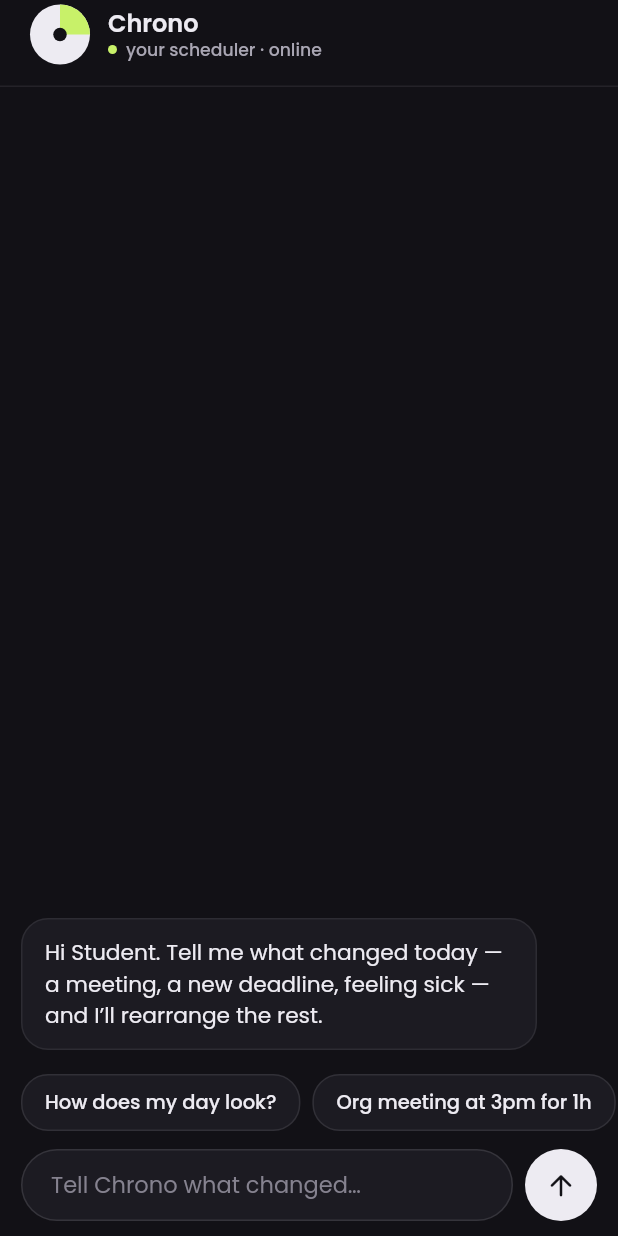
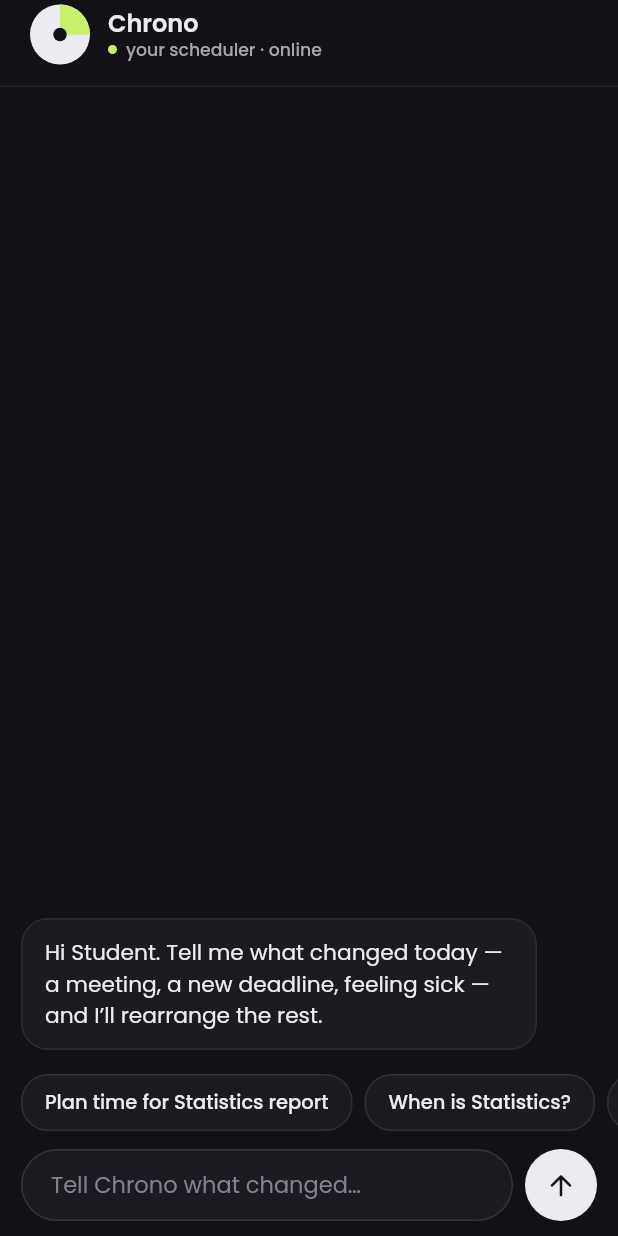
Before and after one commit to julyanvalenth/Chrono, a Flutter app: the ChatScreen widget shown alone on an empty page, opened directly, on a phone screen of 412 x 824 dp. Run offline on Flutter 3.47's test engine with Material 3 defaults, Android fonts, the phone set to English and light mode, and no system bars; our stand-ins replace google_fonts, image_picker, shared_preferences; accounts and stored records are empty.

Commit message:
feat: build shortcut prompts from schedule and preferences

```diff
--- /dev/null
+++ b/lib/logic/suggestions.dart
@@ -0,0 +1,57 @@
+import '../data/models.dart';
+import 'time_utils.dart';
+
+/// Shortcut prompts built from what is actually on the user's calendar right
+/// now, plus their saved preferences. Shared by Home and Chat so both pages
+/// offer the same relevant actions instead of a fixed demo list.
+List<String> suggestPrompts({
+  required List<Block> blocks,
+  required List<Deadline> deadlines,
+  required String focusWindow,
+  required String bedtime,
+  required int day,
+  required int now,
+}) {
+  final out = <String>[];
+  final todays = dayBlocks(blocks, day);
+
+  final classesLeft = todays.where((b) => b.kind == Kind.lecture && b.end > now).toList();
+  final flexible = todays.where((b) => b.kind.flexible && !b.done && b.end > now).toList();
+  final openDeadlines = deadlines.where((d) => !d.done).toList()
+    ..sort((a, b) {
+      if (a.urgent != b.urgent) return a.urgent ? -1 : 1;
+      return (a.estimate - a.planned).compareTo(b.estimate - b.planned);
+    });
+
+  // Work that is still short of its estimate is the most useful thing to offer.
+  final behind = openDeadlines.where((d) => d.planned < d.estimate).toList();
+  if (behind.isNotEmpty) out.add('Plan time for ${behind.first.title}');
+
+  if (classesLeft.isNotEmpty) {
+    final next = classesLeft.first;
+    out.add('When is ${next.title}?');
+  }
+
+  if (flexible.isNotEmpty) {
+    out.add('Skip ${flexible.first.title.toLowerCase()} today');
+  }
+
+  final freeNow = gaps(blocks, day, now > h(8) ? now : h(8), h(22)).where((g) => g.length >= 60);
+  if (freeNow.isNotEmpty) out.add('Find me a focus block today');
+
+  // Preferences: nudge toward the chosen focus window / bedtime.
+  if (focusWindow == 'morning' && now >= h(12)) {
+    out.add('Move my focus work to tomorrow morning');
+  } else if (focusWindow == 'night' && now < h(18)) {
+    out.add('Plan my focus block for tonight');
+  }
+  if (now >= h(21)) out.add('Wrap up before $bedtime');
+
+  if (out.isEmpty) {
+    out.addAll(const [
+      'How does my day look?',
+      'Add a meeting tomorrow at 3pm for 1h',
+    ]);
+  }
+  return out.take(4).toList();
+}
--- a/lib/screens/chat.dart
+++ b/lib/screens/chat.dart
@@ -2,19 +2,12 @@ import 'package:flutter/material.dart';
 
 import '../data/models.dart';
 import '../logic/chrono_engine.dart';
+import '../logic/suggestions.dart';
 import '../state/app_state.dart';
 import '../theme/tokens.dart';
 import '../widgets/chrono_mark.dart';
 import '../widgets/common.dart';
 import '../widgets/composer.dart';
-
-const chatPrompts = [
-  'How does my day look?',
-  'Org meeting at 3pm for 1h',
-  'Skip gym today',
-  'I’m sick, clear my afternoon',
-  'Add Stats quiz due Monday, 3h',
-];
 
 class ChatScreen extends StatefulWidget {
   const ChatScreen({super.key});
@@ -53,6 +46,14 @@ class _ChatScreenState extends State<ChatScreen> {
       for (final m in state.messages) _MessageView(m),
       if (state.thinking) const _Typing(),
     ];
+    final prompts = suggestPrompts(
+      blocks: state.blocks,
+      deadlines: state.deadlines,
+      focusWindow: state.prefs.focus.name,
+      bedtime: state.prefs.bedtime,
+      day: today,
+      now: now,
+    );
 
     return Column(children: [
       Container(
@@ -87,9 +88,9 @@ class _ChatScreenState extends State<ChatScreen> {
         child: ListView.separated(
           scrollDirection: Axis.horizontal,
           padding: const EdgeInsets.symmetric(horizontal: 14, vertical: 8),
-          itemCount: chatPrompts.length,
+          itemCount: prompts.length,
           separatorBuilder: (_, _) => const SizedBox(width: 8),
-          itemBuilder: (_, i) => Chip2(chatPrompts[i], onTap: state.thinking ? null : () => state.send(chatPrompts[i])),
+          itemBuilder: (_, i) => Chip2(prompts[i], onTap: state.thinking ? null : () => state.send(prompts[i])),
         ),
       ),
       Composer(onSubmit: state.send, busy: state.thinking),
--- a/lib/screens/home.dart
+++ b/lib/screens/home.dart
@@ -1,13 +1,12 @@
 import 'package:flutter/material.dart';
 
 import '../data/models.dart';
+import '../logic/suggestions.dart';
 import '../logic/time_utils.dart';
 import '../state/app_state.dart';
 import '../theme/tokens.dart';
 import '../widgets/common.dart';
 import '../widgets/composer.dart';
-
-const quickPrompts = ['How does my day look?', 'Skip gym today', 'I’m sick, clear my afternoon'];
 
 class HomeScreen extends StatelessWidget {
   const HomeScreen({super.key});
@@ -21,6 +20,14 @@ class HomeScreen extends StatelessWidget {
     final classesLeft = todays.where((b) => b.kind == Kind.lecture && b.end > now).length;
     final focus = todays.where((b) => b.kind == Kind.focus || b.kind == Kind.task).fold(0, (s, b) => s + b.length);
     final dueSoon = state.deadlines.where((d) => !d.done && d.urgent).take(2).toList();
+    final prompts = suggestPrompts(
+      blocks: state.blocks,
+      deadlines: state.deadlines,
+      focusWindow: state.prefs.focus.name,
+      bedtime: state.prefs.bedtime,
+      day: today,
+      now: now,
+    );
 
     void ask(String text) {
       state.goTab(AppTab.chat);
@@ -109,7 +116,7 @@ class HomeScreen extends StatelessWidget {
         Composer(home: true, onSubmit: ask),
         const SizedBox(height: 10),
         Wrap(spacing: 8, runSpacing: 8, children: [
-          for (final p in quickPrompts) Chip2(p, onTap: () => ask(p)),
+          for (final p in prompts) Chip2(p, onTap: () => ask(p)),
         ]),
       ],
     );
```
